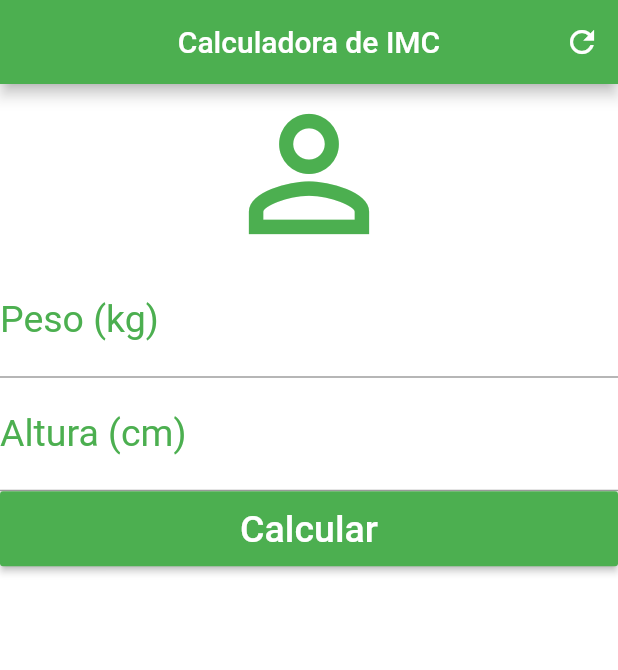
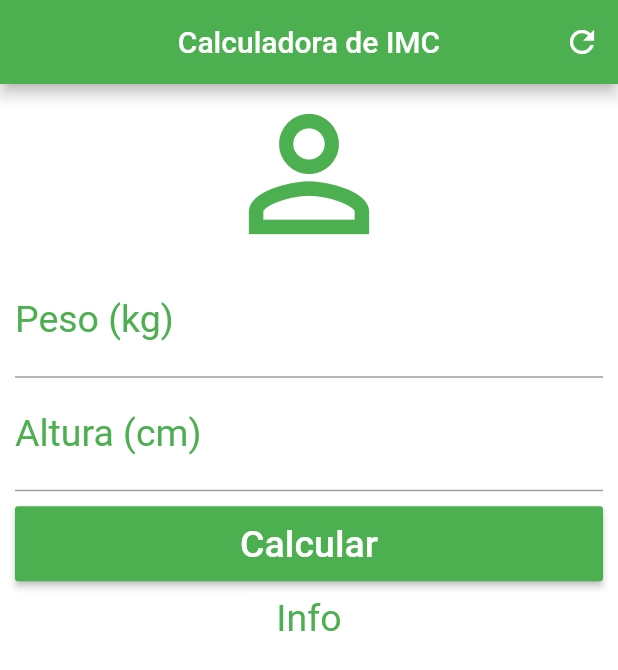
Before and after one commit to leonardovasconcelos/flutter_calculo_imc, a Flutter app: the screen it shows after launch, on a phone screen of 412 x 824 dp. Shown: the top 670 px of the screen. Run offline on Flutter 3.47's test engine with Material 2 defaults, Android fonts, the phone set to English and light mode, and no system bars.

Commit message:
Inserção do texto info e espaçamento do botão

```diff
--- a/lib/main.dart
+++ b/lib/main.dart
@@ -28,7 +28,9 @@ class _HomeState extends State<Home> {
         ],
       ),
       backgroundColor: Colors.white,
-      body: Column(
+      body: SingleChildScrollView(//Para tirar o erro e a tela funcionar com o scroll
+        padding: EdgeInsets.fromLTRB(10.0, 0.0, 10.0, 0.0),
+        child: Column(
           crossAxisAlignment: CrossAxisAlignment.stretch,
           children: <Widget>[
             Icon(Icons.person_outline, size: 120.0, color: Colors.green),
@@ -54,16 +56,23 @@ class _HomeState extends State<Home> {
               textAlign: TextAlign.center,
               style: TextStyle(color: Colors.green, fontSize: 25.0),
             ),
-          Container(
+            Padding(
+              padding: EdgeInsets.only(top: 10.0, bottom: 10.0),
+              child: Container(
                 height: 50.0,
                 child: RaisedButton(
                     onPressed: (){},
                     child: Text("Calcular", style: TextStyle(color: Colors.white, fontSize: 25.0),),
-              color: Colors.green,
-
+                    color: Colors.green
                 ),
-          )
+              ),
+            ),
+            Text("Info",
+              textAlign: TextAlign.center,
+              style: TextStyle(color: Colors.green, fontSize:25.0),
+            ),
           ],
+        ),
       ),
     );
   }
```
Lines whose indentation alone changed are shown as unchanged.
